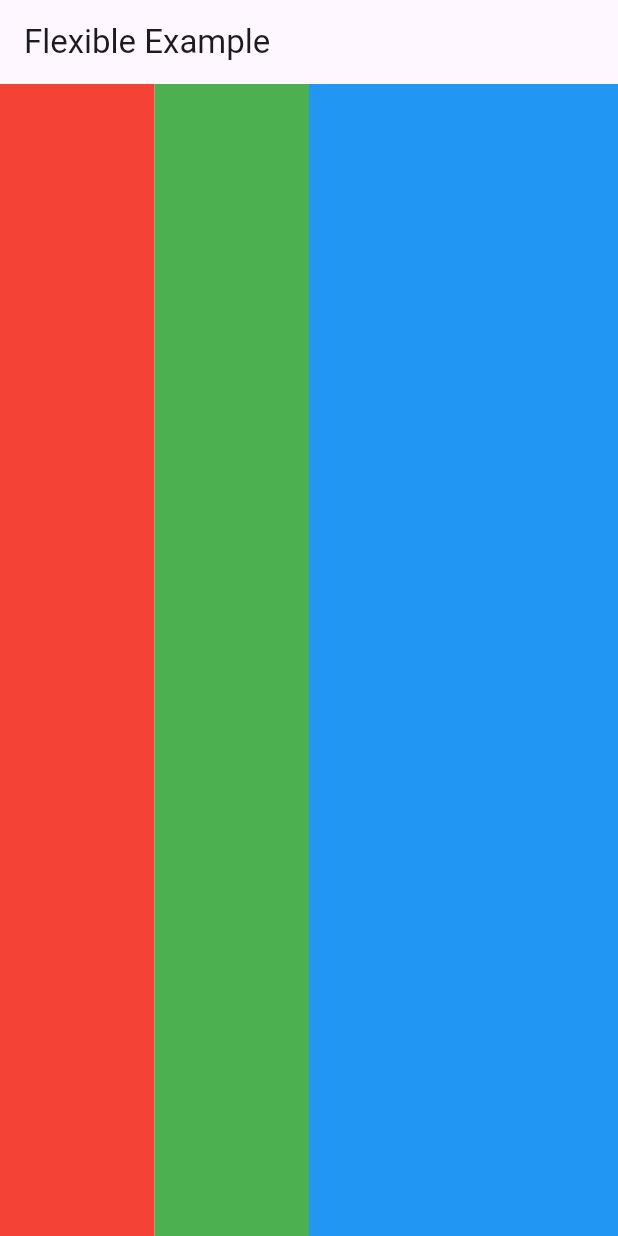
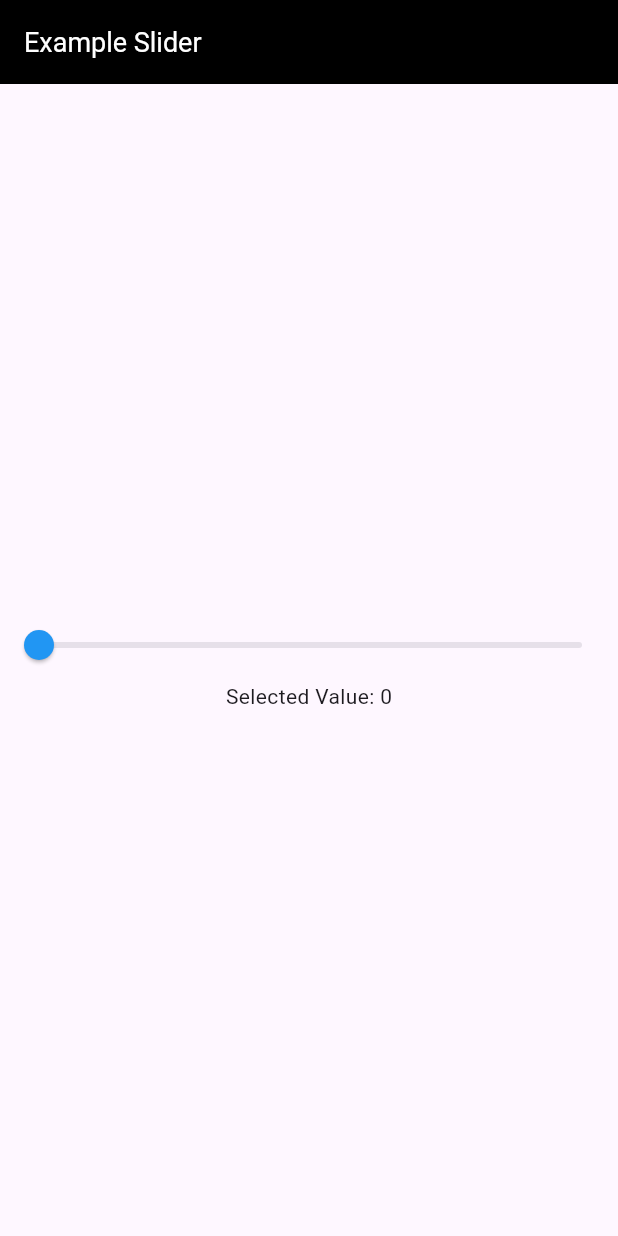
Before and after one commit to rubyske/Dasar-Flutter, a Flutter app: the screen it shows after launch, on a phone screen of 412 x 824 dp. Run offline on Flutter 3.47's test engine with Material 3 defaults, Android fonts, the phone set to English and light mode, and no system bars.

Commit message:
DF006 - Widget Interaktif

```diff
--- a/basic_flutter/lib/main.dart
+++ b/basic_flutter/lib/main.dart
@@ -1,4 +1,4 @@
-import 'package:basic_flutter/widget/flexibel.dart';
+import 'package:basic_flutter/widget/slider.dart';
 import 'package:flutter/material.dart';
 
 void main(List<String> args) {
@@ -12,7 +12,7 @@ class MyApp extends StatelessWidget {
   Widget build(BuildContext context) {
     return const MaterialApp(
       debugShowCheckedModeBanner: false,
-      home: MyFlexibel(),
+      home: MySlider(),
     );
   }
 }
--- /dev/null
+++ b/basic_flutter/lib/widget/slider.dart
@@ -0,0 +1,49 @@
+import 'package:basic_flutter/widget/tools/my_app_bar.dart';
+import 'package:flutter/material.dart';
+
+class MySlider extends StatelessWidget {
+  const MySlider({super.key});
+  @override
+  Widget build(BuildContext context) {
+    return MaterialApp(
+      home: SliderExample(),
+    );
+  }
+}
+
+class SliderExample extends StatefulWidget {
+  @override
+  _SliderExampleState createState() => _SliderExampleState();
+}
+
+class _SliderExampleState extends State<SliderExample> {
+  double _sliderValue = 0; // Nilai awal slider
+
+  @override
+  Widget build(BuildContext context) {
+    return Scaffold(
+      appBar: const CustomAppBar(title: "Example Slider"),
+      body: Center(
+        child: Column(
+          mainAxisAlignment: MainAxisAlignment.center,
+          children: [
+            Slider(
+              value: _sliderValue,
+              min: 0,
+              max: 300,
+              divisions: 300, // Jumlah langkah dalam slider
+              label: _sliderValue.round().toString(), // Label saat digeser
+              onChanged: (value) {
+                setState(() {
+                  _sliderValue = value; // Perbarui nilai slider
+                });
+              },
+              activeColor: Colors.blue,
+            ),
+            Text('Selected Value: ${_sliderValue.round()}'), // Tampilkan nilai
+          ],
+        ),
+      ),
+    );
+  }
+}
```
Also changed, not shown: basic_flutter/lib/widget/check_box.dart (added, +47 -0 lines), basic_flutter/lib/widget/gesture_detector.dart (added, +38 -0 lines), basic_flutter/lib/widget/switch.dart (added, +43 -0 lines).
